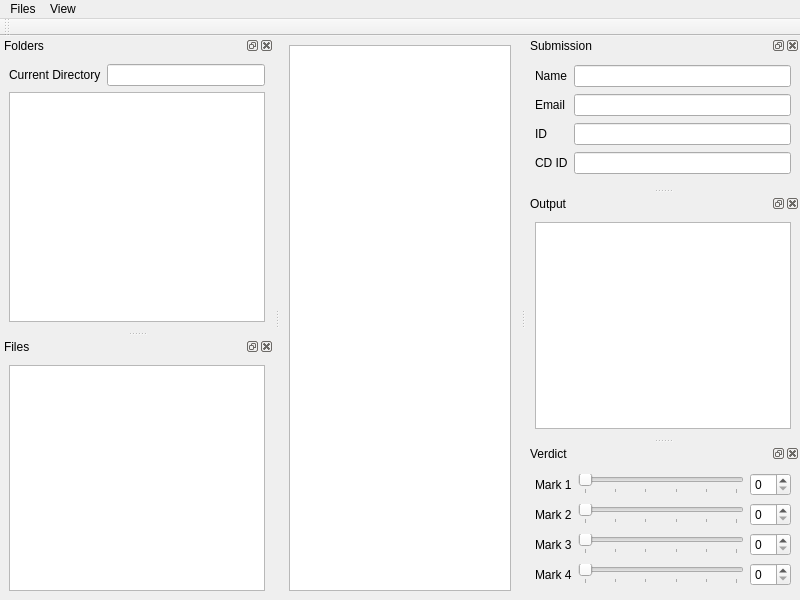
FSXAC/Automark, file UIPrototype3.ui: the form before one commit.
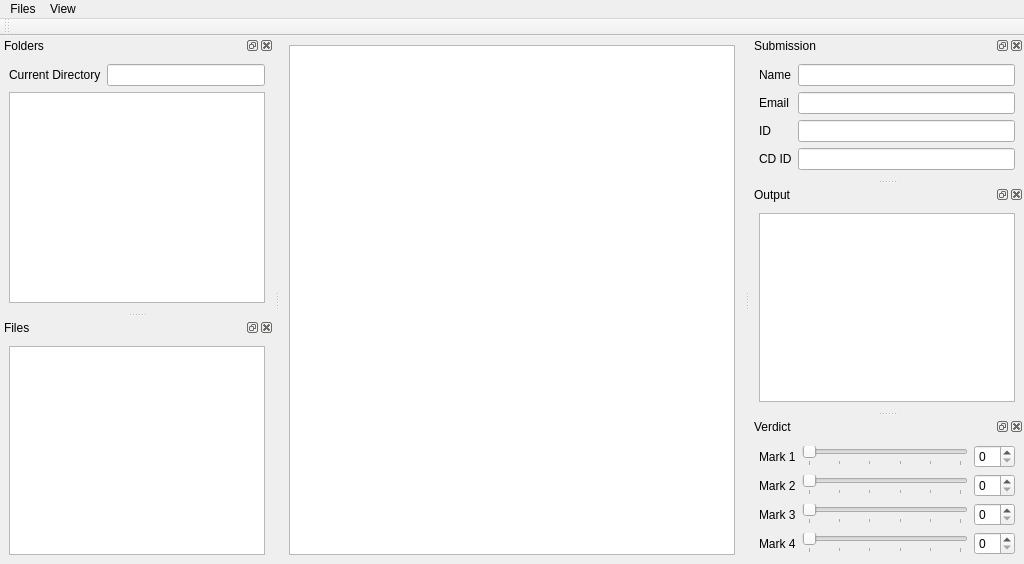
The form after the commit.

Commit message: Dock visibility now can be controlled; signals and slots are binded

Diff of the .ui file:
```diff
--- a/UIPrototype3.ui
+++ b/UIPrototype3.ui
@@ -6,8 +6,8 @@
    <rect>
     <x>0</x>
     <y>0</y>
-    <width>800</width>
-    <height>600</height>
+    <width>1024</width>
+    <height>564</height>
    </rect>
   </property>
   <property name="windowTitle">
@@ -25,7 +25,7 @@
     <rect>
      <x>0</x>
      <y>0</y>
-     <width>800</width>
+     <width>1024</width>
      <height>26</height>
     </rect>
    </property>
```
Left out of the diff: 12 changed lines with no effect on the pictures. The commit also changes 1 other file.
